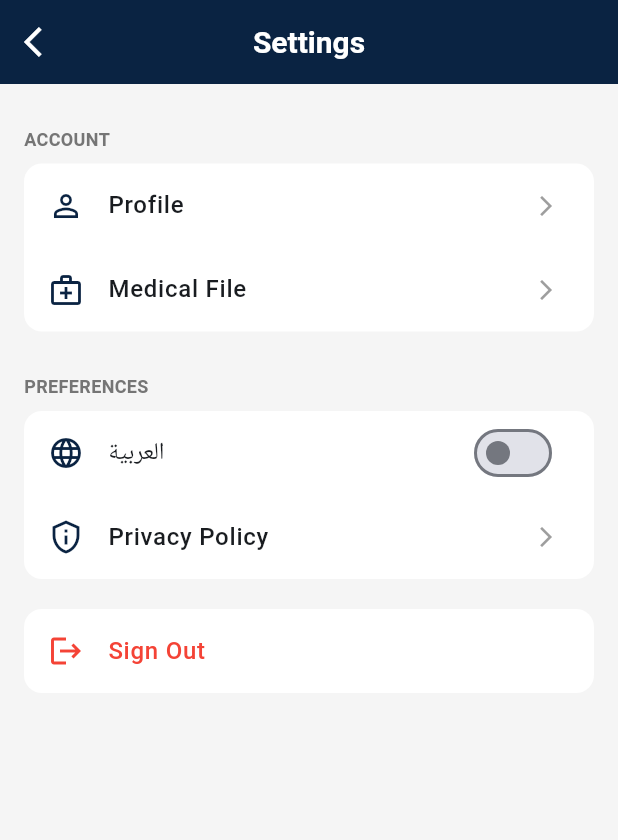
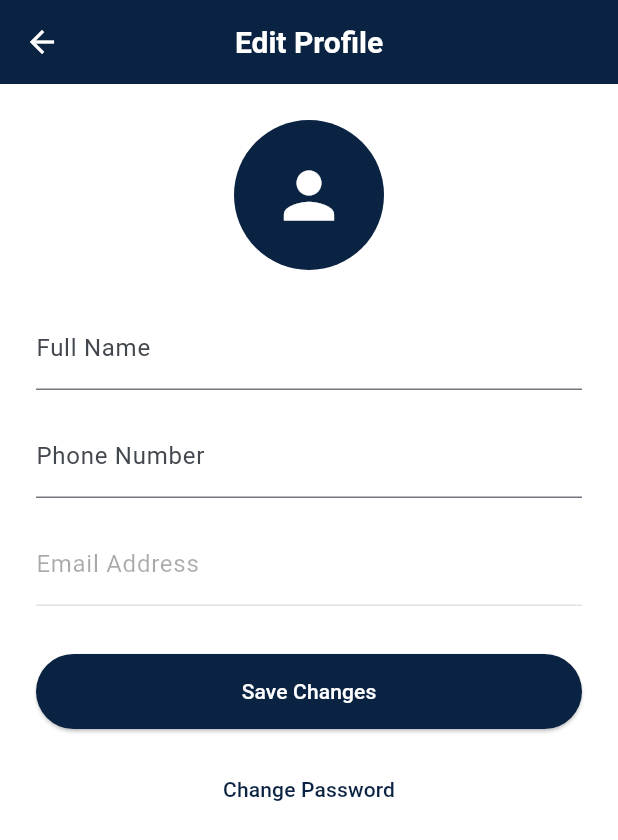
Before and after one commit to mohimenly1/sosApp, a Flutter app: the SettingsScreen screen opened by its route, after a tap on "Profile", on a phone screen of 412 x 824 dp. Shown: the top 840 px of the screen. Run offline on Flutter 3.47's test engine with Material 3 defaults, Android fonts, the phone set to English and light mode, and no system bars; our stand-ins replace cloud_firestore, firebase_auth, firebase_core, firebase_messaging, flutter_local_notifications, flutter_map and 6 more; missing offline and left inert: firebase_app_check; accounts and stored records are empty; network calls fail.

Commit message:
complete some featrues like maps profile screen & forgot password

```diff
--- a/lib/main.dart
+++ b/lib/main.dart
@@ -3,9 +3,12 @@ import 'package:firebase_core/firebase_core.dart';
 import 'package:firebase_app_check/firebase_app_check.dart';
 import 'package:firebase_messaging/firebase_messaging.dart'; // Import FCM
 import 'package:resq_track4/screens/all_alerts_screen.dart';
+import 'package:resq_track4/screens/forgot_password_screen.dart';
+import 'package:resq_track4/screens/profile_screen.dart';
 import 'package:resq_track4/screens/rescue_home_screen.dart';
 import 'package:resq_track4/screens/rescue_team/active_reports_screen.dart';
 import 'package:resq_track4/screens/safe_routes_screen.dart';
+import 'package:resq_track4/screens/user_map_screen.dart';
 import 'firebase_options.dart';
 import 'services/notification_service.dart';
 import 'screens/splash_screen.dart';
@@ -98,6 +101,9 @@ class MyApp extends StatelessWidget {
         '/all_alerts': (context) => const AllAlertsScreen(),
         '/active_reports': (context) => const ActiveReportsScreen(),
         '/safe_route': (context) => const SafeRoutesScreen(),
+        '/forgot_password': (context) => const ForgotPasswordScreen(),
+        '/user_map': (context) => const UserMapScreen(),
+        '/profile': (context) => const ProfileScreen(),
       },
     );
   }
--- a/lib/screens/home_screen.dart
+++ b/lib/screens/home_screen.dart
@@ -101,7 +101,9 @@ class HomeScreen extends StatelessWidget {
                   HomeGridButton(
                     icon: Icons.map_outlined,
                     label: 'Map',
-                    onTap: () {},
+                    onTap: () {
+                      Navigator.pushNamed(context, '/user_map');
+                    },
                   ),
                 ],
               ),
--- a/lib/screens/login_screen.dart
+++ b/lib/screens/login_screen.dart
@@ -188,7 +188,9 @@ class _LoginScreenState extends State<LoginScreen> {
                     mainAxisAlignment: MainAxisAlignment.end,
                     children: [
                       TextButton(
-                        onPressed: () {},
+                        onPressed: () {
+                          Navigator.pushNamed(context, '/forgot_password');
+                        },
                         child: const Text(
                           'Forgot password?',
                           style: TextStyle(color: Color(0xFF0A2342)),
--- /dev/null
+++ b/lib/screens/profile_screen.dart
@@ -0,0 +1,163 @@
+import 'package:flutter/material.dart';
+import 'package:cloud_firestore/cloud_firestore.dart';
+import 'package:firebase_auth/firebase_auth.dart';
+
+class ProfileScreen extends StatefulWidget {
+  const ProfileScreen({super.key});
+
+  @override
+  State<ProfileScreen> createState() => _ProfileScreenState();
+}
+
+class _ProfileScreenState extends State<ProfileScreen> {
+  final _formKey = GlobalKey<FormState>();
+  final _nameController = TextEditingController();
+  final _phoneController = TextEditingController();
+  final _emailController = TextEditingController(); // To display the email
+  bool _isLoading = true;
+  final String? _userId = FirebaseAuth.instance.currentUser?.uid;
+
+  @override
+  void initState() {
+    super.initState();
+    _loadUserData();
+  }
+
+  Future<void> _loadUserData() async {
+    if (_userId == null) {
+      setState(() => _isLoading = false);
+      return;
+    }
+    try {
+      final userDoc = await FirebaseFirestore.instance
+          .collection('users')
+          .doc(_userId)
+          .get();
+      if (userDoc.exists) {
+        final data = userDoc.data()!;
+        _nameController.text = data['name'] ?? '';
+        _phoneController.text = data['phone'] ?? '';
+        _emailController.text = data['email'] ?? 'No email found';
+      }
+    } catch (e) {
+      ScaffoldMessenger.of(context).showSnackBar(
+        SnackBar(content: Text('Failed to load profile data: $e')),
+      );
+    } finally {
+      if (mounted) {
+        setState(() => _isLoading = false);
+      }
+    }
+  }
+
+  Future<void> _updateProfile() async {
+    if (!_formKey.currentState!.validate() || _userId == null) return;
+
+    setState(() => _isLoading = true);
+    try {
+      await FirebaseFirestore.instance.collection('users').doc(_userId).update({
+        'name': _nameController.text.trim(),
+        'phone': _phoneController.text.trim(),
+      });
+      ScaffoldMessenger.of(context).showSnackBar(
+        const SnackBar(
+            content: Text('Profile updated successfully!'),
+            backgroundColor: Colors.green),
+      );
+    } catch (e) {
+      ScaffoldMessenger.of(context).showSnackBar(
+        SnackBar(content: Text('Failed to update profile: $e')),
+      );
+    } finally {
+      if (mounted) {
+        setState(() => _isLoading = false);
+      }
+    }
+  }
+
+  Future<void> _sendPasswordReset() async {
+    final email = FirebaseAuth.instance.currentUser?.email;
+    if (email == null) {
+      ScaffoldMessenger.of(context).showSnackBar(
+        const SnackBar(content: Text('Could not find user email.')),
+      );
+      return;
+    }
+    try {
+      await FirebaseAuth.instance.sendPasswordResetEmail(email: email);
+      ScaffoldMessenger.of(context).showSnackBar(
+        const SnackBar(
+            content: Text('Password reset link sent to your email.'),
+            backgroundColor: Colors.green),
+      );
+    } catch (e) {
+      ScaffoldMessenger.of(context).showSnackBar(
+        SnackBar(content: Text('Failed to send reset link: $e')),
+      );
+    }
+  }
+
+  @override
+  Widget build(BuildContext context) {
+    return Scaffold(
+      appBar: AppBar(title: const Text('Edit Profile')),
+      body: _isLoading
+          ? const Center(child: CircularProgressIndicator())
+          : SingleChildScrollView(
+              padding: const EdgeInsets.all(24.0),
+              child: Form(
+                key: _formKey,
+                child: Column(
+                  children: [
+                    const CircleAvatar(
+                      radius: 50,
+                      backgroundColor: Color(0xFF0A2342),
+                      child: Icon(Icons.person, size: 50, color: Colors.white),
+                    ),
+                    const SizedBox(height: 24),
+                    TextFormField(
+                      controller: _nameController,
+                      decoration: const InputDecoration(labelText: 'Full Name'),
+                      validator: (value) =>
+                          value!.isEmpty ? 'Please enter your name' : null,
+                    ),
+                    const SizedBox(height: 16),
+                    TextFormField(
+                      controller: _phoneController,
+                      decoration:
+                          const InputDecoration(labelText: 'Phone Number'),
+                      keyboardType: TextInputType.phone,
+                      validator: (value) => value!.isEmpty
+                          ? 'Please enter your phone number'
+                          : null,
+                    ),
+                    const SizedBox(height: 16),
+                    TextFormField(
+                      controller: _emailController,
+                      decoration:
+                          const InputDecoration(labelText: 'Email Address'),
+                      enabled: false, // User cannot change their email
+                    ),
+                    const SizedBox(height: 32),
+                    ElevatedButton(
+                      onPressed: _updateProfile,
+                      style: ElevatedButton.styleFrom(
+                        backgroundColor: const Color(0xFF0A2342),
+                        minimumSize: const Size(double.infinity, 50),
+                      ),
+                      child: const Text('Save Changes',
+                          style: TextStyle(color: Colors.white)),
+                    ),
+                    const SizedBox(height: 16),
+                    TextButton(
+                      onPressed: _sendPasswordReset,
+                      child: const Text('Change Password',
+                          style: TextStyle(color: Color(0xFF0A2342))),
+                    )
+                  ],
+                ),
+              ),
+            ),
+    );
+  }
+}
--- a/lib/screens/settings_screen.dart
+++ b/lib/screens/settings_screen.dart
@@ -41,7 +41,9 @@ class SettingsScreen extends StatelessWidget {
             _buildSettingsTile(
               icon: Icons.person_outline,
               title: "Profile",
-              onTap: () {},
+              onTap: () {
+                Navigator.pushNamed(context, '/profile');
+              },
             ),
             _buildSettingsTile(
               icon: Icons.medical_services_outlined,
```
Also changed, not shown: lib/screens/forgot_password_screen.dart (added, +116 -0 lines), lib/screens/user_map_screen.dart (added, +206 -0 lines), lib/widgets/route_info_sheet.dart (added, +88 -0 lines).
